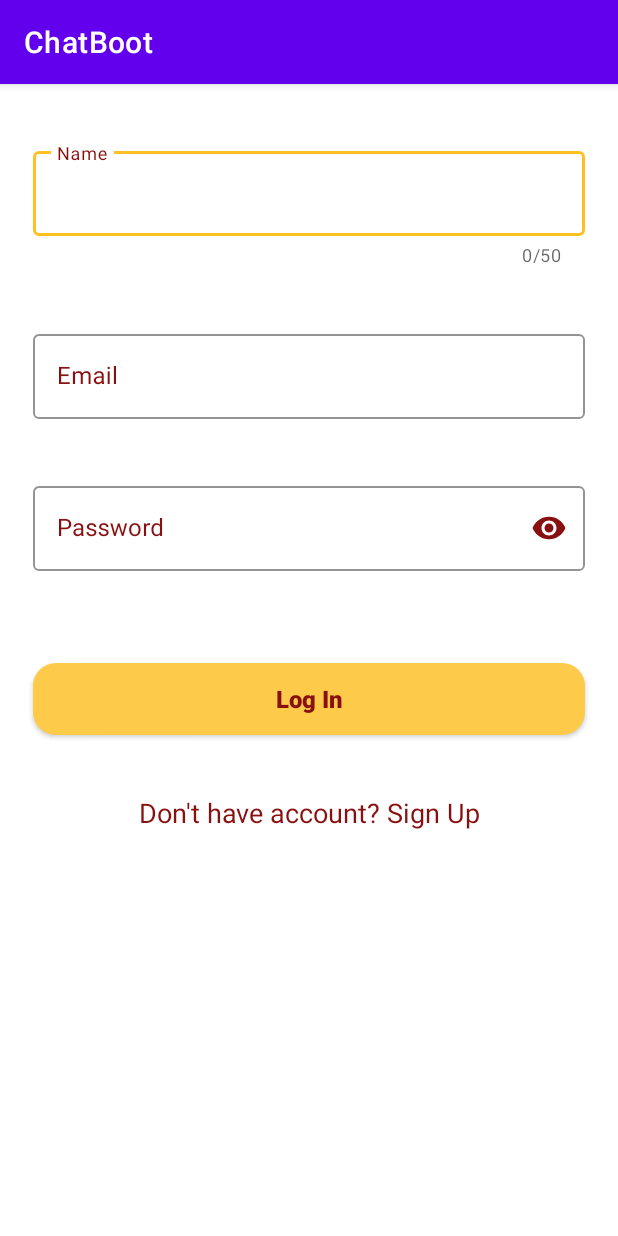
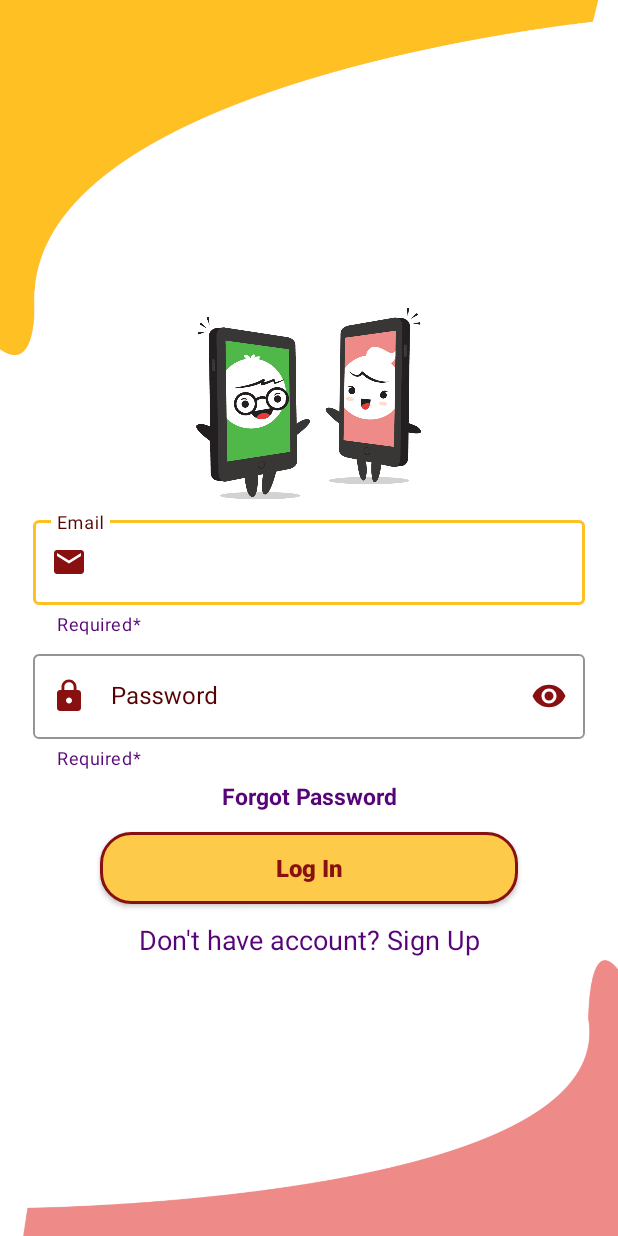
Before and after one commit to sonuhalder24/ChatBoot, an Android app: the screen it shows after launch (MainActivity), after a tap on "Already have an account? Log In", on a phone screen of 412 x 824 dp. Run offline under Robolectric (Android 15) with nearby library versions, the phone set to English and light mode, and no system bars; our stand-ins replace Firebase (no records; nobody signed in at launch, a user with empty details on screens opened directly); 3 other taps on this screen came first.

Commit message:
signUp backend completed and UI modified

```diff
--- a/app/src/main/java/com/example/chatboot/MainActivity.kt
+++ b/app/src/main/java/com/example/chatboot/MainActivity.kt
@@ -1,31 +1,97 @@
 package com.example.chatboot
 
+import android.content.res.ColorStateList
+import android.graphics.Color
 import androidx.appcompat.app.AppCompatActivity
 import android.os.Bundle
+import android.text.TextUtils
+import android.util.Log
 import android.view.View
+import android.widget.Toast
+import android.widget.Toast.LENGTH_SHORT
+import androidx.core.content.ContextCompat
+import com.google.firebase.auth.FirebaseAuth
+import com.google.firebase.auth.FirebaseUser
+import com.google.firebase.auth.ktx.auth
+import com.google.firebase.ktx.Firebase
 import kotlinx.android.synthetic.main.activity_main.*
 
 class MainActivity : AppCompatActivity() {
-    var count=1
+    private lateinit var auth: FirebaseAuth
+    var count=0
     override fun onCreate(savedInstanceState: Bundle?) {
         super.onCreate(savedInstanceState)
+        supportActionBar?.hide()
         setContentView(R.layout.activity_main)
+        auth = FirebaseAuth.getInstance()
+
+        hideTxt.text=getString(R.string.sign_up_txt)
+        signUp.text="Log In"
+        forgot.visibility= View.VISIBLE
+        filledConfirmPassword.visibility=View.GONE
+        filledName.visibility=View.GONE
 
         hideTxt.setOnClickListener({
             if(count==1){
                 count=0
                 hideTxt.text=getString(R.string.sign_up_txt)
-                signUpBtn.text="Log In"
-                forgot.visibility= View.GONE
+                signUp.text="Log In"
+                forgot.visibility= View.VISIBLE
                 filledConfirmPassword.visibility=View.GONE
+                filledName.visibility=View.GONE
             }
             else{
                 count=1
                 hideTxt.text=getString(R.string.log_in_txt)
-                signUpBtn.text="Sign Up"
-                forgot.visibility= View.VISIBLE
+                signUp.text="Sign Up"
+                forgot.visibility= View.GONE
                 filledConfirmPassword.visibility=View.VISIBLE
+                filledName.visibility=View.VISIBLE
+            }
+        })
+
+        signUp.setOnClickListener({
+            if(editName.text.toString().trim().isEmpty()|| editEmail.text.toString().trim().isEmpty()
+                || editPassword.text.toString().trim().isEmpty() || editConfirmPassword.text.toString().trim().isEmpty())
+            {
+                Toast.makeText(this,"Please fill all credentials",Toast.LENGTH_SHORT).show()
+            }
+            else{
+                if(editPassword.text.toString().trim().length<6){
+                    filledPassword.setHelperText("Week Password")
+
+                }
+                else if(editPassword.text.toString().trim().length>=6){
+                   if(editPassword.text.toString().trim().contains('@')||editPassword.text.toString().trim().contains('&')||
+                       editPassword.text.toString().trim().contains('%')){
+                       filledPassword.setHelperText("Strong Password")
+
+                       if(!editPassword.text.toString().trim().equals(editConfirmPassword.text.toString().trim())){
+                           Toast.makeText(this,"Passwords are different",Toast.LENGTH_SHORT).show()
+                       }
+                       else{
+                           val email: String=editEmail.text.toString().trim{it <=' '}
+                           val pass: String=editPassword.text.toString().trim{it <= ' '}
+
+                           auth.createUserWithEmailAndPassword(email,pass)
+                               .addOnCompleteListener(this) {    task ->
+                                   if(task.isSuccessful){
+//                               val user:FirebaseUser?= auth.currentUser
+                                       Toast.makeText(this,"You registered successfully",Toast.LENGTH_SHORT).show()
+                                   }
+                                   else{
+                                       Toast.makeText(this,"Something wrong",Toast.LENGTH_SHORT).show()
+                                   }
+                               }
+                       }
+                   }
+                    else{
+                       filledPassword.setHelperText("Not so strong Password")
+                   }
+                }
+
             }
         })
     }
+
 }
--- /dev/null
+++ b/app/src/main/res/drawable/email.xml
@@ -0,0 +1,6 @@
+<vector android:height="24dp"
+    android:viewportHeight="24" android:viewportWidth="24"
+    android:width="24dp" xmlns:android="http://schemas.android.com/apk/res/android">
+    <path android:fillColor="#9F4C00"
+        android:pathData="M20,4L4,4c-1.1,0 -1.99,0.9 -1.99,2L2,18c0,1.1 0.9,2 2,2h16c1.1,0 2,-0.9 2,-2L22,6c0,-1.1 -0.9,-2 -2,-2zM20,8l-8,5 -8,-5L4,6l8,5 8,-5v2z"/>
+</vector>
--- /dev/null
+++ b/app/src/main/res/drawable/ic_baseline_person_24.xml
@@ -0,0 +1,5 @@
+<vector android:height="24dp"
+    android:viewportHeight="24" android:viewportWidth="24"
+    android:width="24dp" xmlns:android="http://schemas.android.com/apk/res/android">
+    <path android:fillColor="#9F4C00" android:pathData="M12,12c2.21,0 4,-1.79 4,-4s-1.79,-4 -4,-4 -4,1.79 -4,4 1.79,4 4,4zM12,14c-2.67,0 -8,1.34 -8,4v2h16v-2c0,-2.66 -5.33,-4 -8,-4z"/>
+</vector>
--- /dev/null
+++ b/app/src/main/res/drawable/lock.xml
@@ -0,0 +1,5 @@
+<vector android:height="24dp"
+    android:viewportHeight="24" android:viewportWidth="24"
+    android:width="24dp" xmlns:android="http://schemas.android.com/apk/res/android">
+    <path android:fillColor="#9F4C00" android:pathData="M18,8h-1L17,6c0,-2.76 -2.24,-5 -5,-5S7,3.24 7,6v2L6,8c-1.1,0 -2,0.9 -2,2v10c0,1.1 0.9,2 2,2h12c1.1,0 2,-0.9 2,-2L20,10c0,-1.1 -0.9,-2 -2,-2zM12,17c-1.1,0 -2,-0.9 -2,-2s0.9,-2 2,-2 2,0.9 2,2 -0.9,2 -2,2zM15.1,8L8.9,8L8.9,6c0,-1.71 1.39,-3.1 3.1,-3.1 1.71,0 3.1,1.39 3.1,3.1v2z"/>
+</vector>
--- a/app/src/main/res/drawable/sign_in_button_back.xml
+++ b/app/src/main/res/drawable/sign_in_button_back.xml
@@ -1,5 +1,6 @@
 <?xml version="1.0" encoding="utf-8"?>
 <shape xmlns:android="http://schemas.android.com/apk/res/android">
-    <corners android:radius="15dp"/>
+    <corners android:radius="20dp"/>
     <solid android:color="#FDCA49"/>
+    <stroke android:color="@color/colorPrimary" android:width="2dp"/>
 </shape>
--- a/app/src/main/res/layout/activity_main.xml
+++ b/app/src/main/res/layout/activity_main.xml
@@ -1,24 +1,36 @@
 <?xml version="1.0" encoding="utf-8"?>
-<androidx.constraintlayout.widget.ConstraintLayout xmlns:android="http://schemas.android.com/apk/res/android"
+<LinearLayout
+    xmlns:android="http://schemas.android.com/apk/res/android"
     xmlns:app="http://schemas.android.com/apk/res-auto"
     xmlns:tools="http://schemas.android.com/tools"
     android:layout_width="match_parent"
+    android:orientation="vertical"
     android:layout_height="match_parent"
+    android:gravity="center"
+    android:background="@drawable/bg_start1"
     tools:context=".MainActivity">
-
+    <ImageView
+        android:layout_width="150dp"
+        android:layout_height="150dp"
+        android:src="@drawable/start_logo"/>
     <com.google.android.material.textfield.TextInputLayout
         android:id="@+id/filledName"
         style="@style/textLayout"
         android:layout_width="match_parent"
         android:layout_height="wrap_content"
         android:layout_marginHorizontal="10pt"
+        app:startIconTint="@color/colorPrimary"
+        android:layout_marginTop="3pt"
         android:hint="Name"
+        app:startIconDrawable="@drawable/ic_baseline_person_24"
         app:counterEnabled="true"
+        app:counterTextColor="@color/helperTextCol"
         app:counterMaxLength="50"
-        app:layout_constraintBottom_toTopOf="@+id/filledEmail"
-        app:layout_constraintTop_toTopOf="parent"
-        app:layout_constraintVertical_chainStyle="spread"
-        tools:layout_editor_absoluteX="23dp">
+        app:helperText="Required*"
+        app:endIconMode="clear_text"
+        app:endIconTint="@color/colorPrimary"
+        app:helperTextTextColor="@color/helperTextCol"
+        >
 
         <com.google.android.material.textfield.TextInputEditText
             android:id="@+id/editName"
@@ -26,16 +38,21 @@
             android:layout_height="wrap_content"
             android:inputType="textPersonName" />
     </com.google.android.material.textfield.TextInputLayout>
-
     <com.google.android.material.textfield.TextInputLayout
         android:id="@+id/filledEmail"
         style="@style/textLayout"
+        android:layout_marginTop="3pt"
         android:layout_width="match_parent"
         android:layout_height="wrap_content"
         android:layout_marginHorizontal="10pt"
         android:hint="Email"
-        app:layout_constraintBottom_toTopOf="@+id/filledPassword"
-        app:layout_constraintTop_toBottomOf="@+id/filledName">
+        app:endIconTint="@color/colorPrimary"
+        app:startIconTint="@color/colorPrimary"
+        app:helperText="Required*"
+        app:endIconMode="clear_text"
+        app:helperTextTextColor="@color/helperTextCol"
+        app:startIconDrawable="@drawable/email"
+        >
 
         <com.google.android.material.textfield.TextInputEditText
             android:id="@+id/editEmail"
@@ -44,19 +61,21 @@
             android:inputType="textEmailAddress" />
 
     </com.google.android.material.textfield.TextInputLayout>
-
     <com.google.android.material.textfield.TextInputLayout
         android:id="@+id/filledPassword"
         style="@style/textLayout"
+        android:layout_marginTop="3pt"
         android:layout_width="match_parent"
         android:layout_height="wrap_content"
         android:layout_marginHorizontal="10pt"
         android:hint="Password"
         app:passwordToggleEnabled="true"
-        app:passwordToggleTint="#881010"
-        app:helperTextTextColor="@color/colorPrimaryDark"
-        app:layout_constraintBottom_toTopOf="@+id/filledConfirmPassword"
-        app:layout_constraintTop_toBottomOf="@+id/filledEmail">
+        app:helperText="Required*"
+        app:passwordToggleTint="@color/colorPrimary"
+        app:startIconDrawable="@drawable/lock"
+        app:startIconTint="@color/colorPrimary"
+        app:helperTextTextColor="@color/helperTextCol"
+        >
 
         <com.google.android.material.textfield.TextInputEditText
             android:id="@+id/editPassword"
@@ -65,18 +84,20 @@
             android:inputType="textPassword" />
 
     </com.google.android.material.textfield.TextInputLayout>
-
     <com.google.android.material.textfield.TextInputLayout
         android:id="@+id/filledConfirmPassword"
         style="@style/textLayout"
+        android:layout_marginTop="3pt"
         android:layout_width="match_parent"
         android:layout_height="wrap_content"
         android:layout_marginHorizontal="10pt"
         android:hint="Confirm Password"
         app:passwordToggleEnabled="true"
-        app:passwordToggleTint="#881010"
-        app:layout_constraintBottom_toTopOf="@+id/signUpBtn"
-        app:layout_constraintTop_toBottomOf="@+id/filledPassword">
+        app:passwordToggleTint="@color/colorPrimary"
+        app:startIconTint="@color/colorPrimary"
+        app:helperText="Required*"
+        app:startIconDrawable="@drawable/lock"
+        app:helperTextTextColor="@color/helperTextCol">
 
         <com.google.android.material.textfield.TextInputEditText
             android:id="@+id/editConfirmPassword"
@@ -90,43 +111,33 @@
         android:layout_height="wrap_content"
         android:text="Forgot Password"
         android:id="@+id/forgot"
-        app:layout_constraintTop_toBottomOf="@+id/filledConfirmPassword"
         android:gravity="center"
         android:textStyle="bold"
-        android:textColor="#6A5E5E"
+        android:textColor="@color/helperTextCol"
         android:textSize="15dp"
         android:layout_marginVertical="3pt"
-        app:layout_constraintBottom_toTopOf="@+id/signUpBtn"/>
+        />
     <androidx.appcompat.widget.AppCompatButton
-        android:id="@+id/signUpBtn"
+        android:id="@+id/signUp"
         android:background="@drawable/sign_in_button_back"
         android:layout_width="match_parent"
         android:layout_height="wrap_content"
-        android:layout_marginHorizontal="10pt"
-        android:layout_marginTop="10pt"
+        android:layout_marginHorizontal="30pt"
+        android:layout_marginTop="3pt"
         android:text="Sign Up"
         android:textAllCaps="false"
         android:textSize="16dp"
         android:textColor="#881010"
         android:textStyle="bold"
-        app:layout_constraintBottom_toTopOf="@+id/hideTxt"
-        app:layout_constraintTop_toBottomOf="@+id/filledConfirmPassword" />
-
-    <androidx.constraintlayout.widget.Guideline
-        android:id="@+id/guideline1"
-        android:layout_width="wrap_content"
-        android:layout_height="wrap_content"
-        android:orientation="horizontal"
-        app:layout_constraintGuide_percent="0.7" />
-
+         />
     <TextView
         android:id="@+id/hideTxt"
         android:layout_width="match_parent"
         android:layout_height="wrap_content"
         android:gravity="center"
+        android:layout_marginTop="5pt"
         android:text="Already have an account? Log In"
-        android:textColor="#881010"
+        android:textColor="@color/helperTextCol"
         android:textSize="18sp"
-        app:layout_constraintBottom_toBottomOf="@id/guideline1"
-        app:layout_constraintTop_toBottomOf="@+id/signUpBtn" />
-</androidx.constraintlayout.widget.ConstraintLayout>
+         />
+</LinearLayout>
--- a/app/src/main/res/values/colors.xml
+++ b/app/src/main/res/values/colors.xml
@@ -1,6 +1,7 @@
 <?xml version="1.0" encoding="utf-8"?>
 <resources>
-    <color name="colorPrimary">#6200EE</color>
-    <color name="colorPrimaryDark">#3700B3</color>
-    <color name="colorAccent">#03DAC5</color>
+    <color name="colorPrimary">#881010</color>
+    <color name="colorPrimaryDark">#550202</color>
+    <color name="colorAccent">#FFC023</color>
+    <color name="helperTextCol">#560478</color>
 </resources>
--- a/app/src/main/res/values/styles.xml
+++ b/app/src/main/res/values/styles.xml
@@ -9,13 +9,11 @@
     </style>
     <style name="textLayout" parent="Widget.MaterialComponents.TextInputLayout.OutlinedBox">
         <!-- Customize your theme here. -->
-        <item name="boxStrokeColor">#FFC023</item>
-        <item name="hintTextColor">#881010</item>
-        <item name="android:textColorHint">#881010</item>
-        <item name="android:textColor">#881010</item>
+        <item name="android:colorPrimary">#FFC023</item>
+        <item name="boxStrokeColor">@color/colorAccent</item>
+        <item name="hintTextColor">@color/colorPrimaryDark</item>
+        <item name="android:textColorHint">@color/colorPrimaryDark</item>
+        <item name="android:textColor">@color/colorPrimaryDark</item>
     </style>
-<!--    <style name="buttonLayout" parent="Widget.MaterialComponents.Button">-->
-<!--        <item name="android:backgroundTint">#881010</item>-->
-<!--        <item name="android:textColor">@android:color/white</item>-->
-<!--    </style>-->
+
 </resources>
```
Also changed, not shown: app/src/main/res/drawable/bg_start1.png (added), app/src/main/res/drawable/start_logo.png (added).
